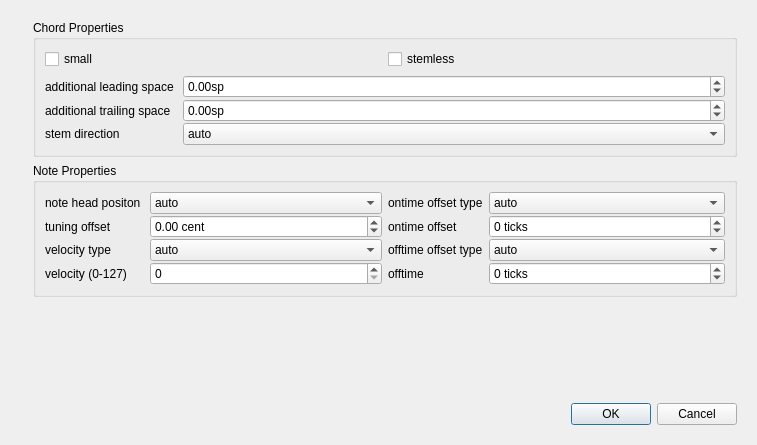
Old version of the form mscore/mscore/chordproperties.ui in the repository musescore/musescore-old.
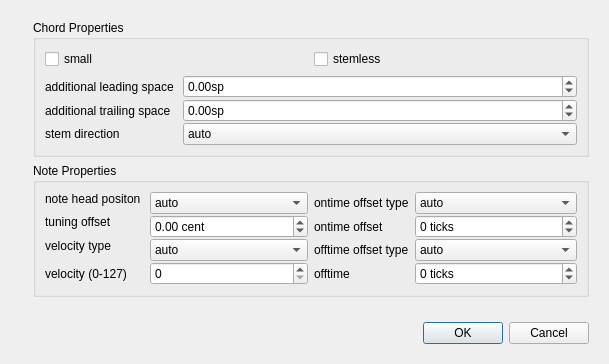
New version of the form. Icons and pictures are not drawn.

What changed in the file:
```diff
--- a/mscore/mscore/chordproperties.ui
+++ b/mscore/mscore/chordproperties.ui
@@ -6,8 +6,8 @@
    <rect>
     <x>0</x>
     <y>0</y>
-    <width>757</width>
-    <height>445</height>
+    <width>609</width>
+    <height>364</height>
    </rect>
   </property>
   <property name="windowTitle">
@@ -40,6 +40,12 @@
        <layout class="QVBoxLayout" name="verticalLayout_3">
         <item>
          <widget class="QGroupBox" name="groupBox_2">
+          <property name="sizePolicy">
+           <sizepolicy hsizetype="Expanding" vsizetype="Expanding">
+            <horstretch>0</horstretch>
+            <verstretch>0</verstretch>
+           </sizepolicy>
+          </property>
           <property name="title">
            <string>Chord Properties</string>
           </property>
@@ -149,6 +155,12 @@
         </item>
         <item>
          <widget class="QGroupBox" name="groupBox">
+          <property name="sizePolicy">
+           <sizepolicy hsizetype="Expanding" vsizetype="Preferred">
+            <horstretch>0</horstretch>
+            <verstretch>0</verstretch>
+           </sizepolicy>
+          </property>
           <property name="title">
            <string>Note Properties</string>
           </property>
@@ -163,6 +175,12 @@
              </property>
              <item row="3" column="0">
               <widget class="QLabel" name="label_4">
+               <property name="sizePolicy">
+                <sizepolicy hsizetype="Fixed" vsizetype="Fixed">
+                 <horstretch>0</horstretch>
+                 <verstretch>0</verstretch>
+                </sizepolicy>
+               </property>
                <property name="text">
                 <string>tuning offset</string>
                </property>
@@ -179,6 +197,9 @@
                <property name="suffix">
                 <string extracomment="100 cent = 1 semitone intervall"> cent</string>
                </property>
+               <property name="decimals">
+                <number>2</number>
+               </property>
                <property name="minimum">
                 <double>-200.000000000000000</double>
                </property>
@@ -192,6 +213,12 @@
              </item>
              <item row="4" column="0">
               <widget class="QLabel" name="label_7">
+               <property name="sizePolicy">
+                <sizepolicy hsizetype="Fixed" vsizetype="Fixed">
+                 <horstretch>0</horstretch>
+                 <verstretch>0</verstretch>
+                </sizepolicy>
+               </property>
                <property name="text">
                 <string>velocity type</string>
                </property>
@@ -241,6 +268,12 @@
              </item>
              <item row="2" column="0">
               <widget class="QLabel" name="label_5">
+               <property name="sizePolicy">
+                <sizepolicy hsizetype="Fixed" vsizetype="Fixed">
+                 <horstretch>0</horstretch>
+                 <verstretch>0</verstretch>
+                </sizepolicy>
+               </property>
                <property name="text">
                 <string>note head positon </string>
                </property>
```
